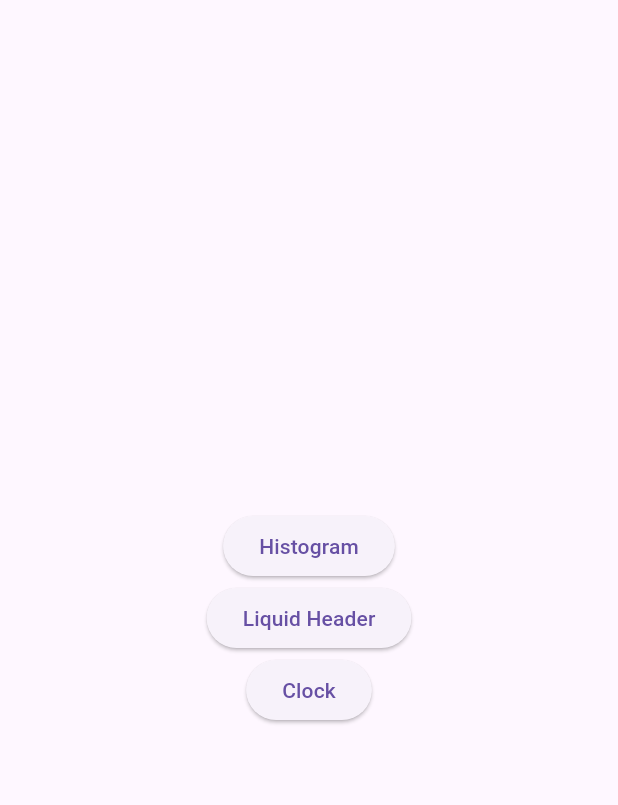
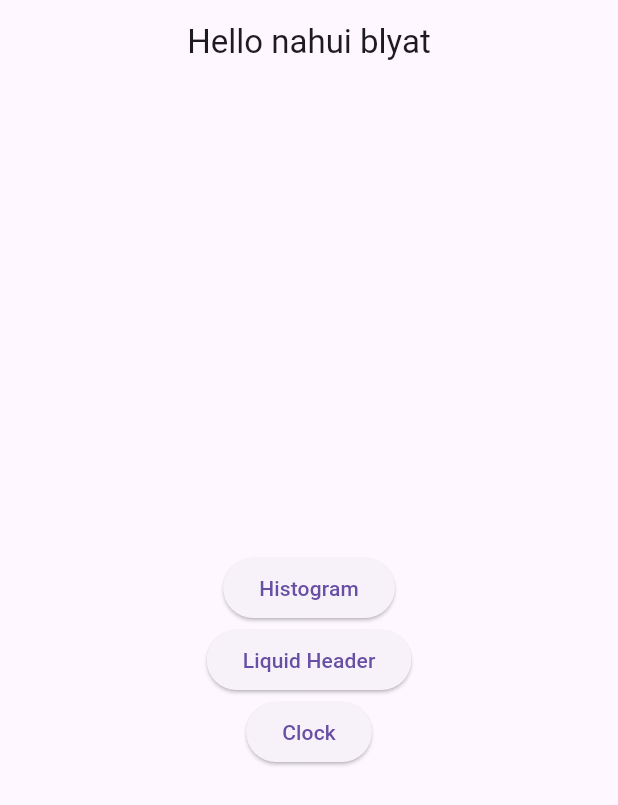
Before and after one commit to ramazanovmarat/testirovanie_nahui_blyat, a Flutter app: the screen it shows after launch, on a phone screen of 412 x 824 dp. Shown: the top 805 px of the screen. Run offline on Flutter 3.47's test engine with Material 3 defaults, Android fonts, the phone set to English and light mode, and no system bars.

Commit message:
Temp: сохраняю работу перед обновлением

```diff
--- a/lib/main.dart
+++ b/lib/main.dart
@@ -13,6 +13,10 @@ class MyApp extends StatelessWidget {
   @override
   Widget build(BuildContext context) {
     return Scaffold(
+      appBar: AppBar(
+        title: Text('Hello nahui blyat'),
+        centerTitle: true,
+      ),
       body: Center(
         child: Column(
           mainAxisAlignment: MainAxisAlignment.center,
```
